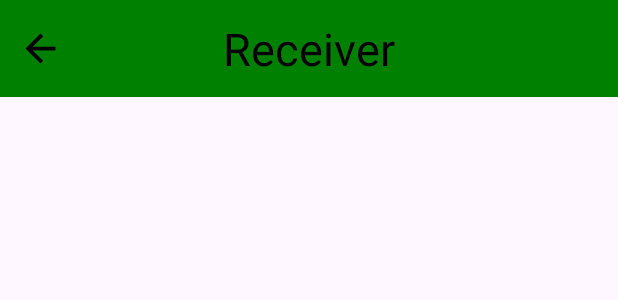
After one commit to dpetek21/WalkTalkAndroid, an Android app: the layout toolbar_private_chat.xml on its own in the app's theme, with its tools: preview values and no code run, on a phone screen of 412 x 824 dp. The commit adds this screen. Shown: the top 300 px of the screen. Run offline under Robolectric (Android 15) with nearby library versions, the phone set to English and light mode, and no system bars.

Commit message:
Dodan toolbar koji sadrži ikonu za nazad i sadrži naslov koji će biti jednak nazivu korisnika kojemu se šalju poruke

```diff
--- a/Software/app/src/main/java/hr/foi/rampu/walktalk/PrivateChatActivity.kt
+++ b/Software/app/src/main/java/hr/foi/rampu/walktalk/PrivateChatActivity.kt
@@ -5,6 +5,8 @@ import android.os.Bundle
 import android.util.Log
 import android.widget.EditText
 import android.widget.ImageButton
+import android.widget.ImageView
+import android.widget.TextView
 import android.widget.Toast
 import androidx.lifecycle.lifecycleScope
 import androidx.recyclerview.widget.LinearLayoutManager
@@ -36,6 +38,8 @@ class PrivateChatActivity : AppCompatActivity() {
     private lateinit var sender: String
     private lateinit var receiver: String
     private lateinit var database: FirebaseFirestore
+    private lateinit var toolbarBackIcon: ImageView
+    private lateinit var toolbarTitle: TextView
 
 
     override fun onCreate(savedInstanceState: Bundle?) {
@@ -43,9 +47,14 @@ class PrivateChatActivity : AppCompatActivity() {
         super.onCreate(savedInstanceState)
         setContentView(R.layout.activity_private_chat)
 
+        toolbarBackIcon = findViewById(R.id.imageView_toolbar_private_chat)
+        toolbarTitle = findViewById(R.id.txt_toolbar_private_chat)
 
         sender = "Antonio"
         receiver = "Marko"
+
+        toolbarTitle.text = receiver
+
         messageList = ArrayList()
         chatRecyclerView = findViewById(R.id.recyclerViewPrivateChat)
         chatText = findViewById<EditText>(R.id.edt_private_chat_massage)
--- /dev/null
+++ b/Software/app/src/main/res/drawable/ic_baseline_arrow_back_24.xml
@@ -0,0 +1,5 @@
+<vector android:autoMirrored="true" android:height="24dp"
+    android:tint="#000000" android:viewportHeight="24"
+    android:viewportWidth="24" android:width="24dp" xmlns:android="http://schemas.android.com/apk/res/android">
+    <path android:fillColor="@android:color/white" android:pathData="M20,11H7.83l5.59,-5.59L12,4l-8,8 8,8 1.41,-1.41L7.83,13H20v-2z"/>
+</vector>
--- a/Software/app/src/main/res/layout/activity_private_chat.xml
+++ b/Software/app/src/main/res/layout/activity_private_chat.xml
@@ -6,17 +6,21 @@
     android:layout_height="match_parent"
     tools:context=".PrivateChatActivity">
 
+    <include
+        android:id="@+id/include"
+        layout="@layout/toolbar_private_chat" />
+
 
     <androidx.recyclerview.widget.RecyclerView
         android:id="@+id/recyclerViewPrivateChat"
         android:layout_width="match_parent"
         android:layout_height="0dp"
-        app:layout_constraintHeight_percent="0.85"
         app:layout_constraintBottom_toTopOf="@+id/edt_private_chat_massage"
         app:layout_constraintEnd_toEndOf="parent"
+        app:layout_constraintHeight_percent="0.75"
         app:layout_constraintHorizontal_bias="0.0"
         app:layout_constraintStart_toStartOf="parent"
-        app:layout_constraintTop_toTopOf="parent"
+        app:layout_constraintTop_toBottomOf="@+id/include"
         app:layout_constraintVertical_bias="0.0" />
 
     <EditText
--- /dev/null
+++ b/Software/app/src/main/res/layout/toolbar_private_chat.xml
@@ -0,0 +1,31 @@
+<?xml version="1.0" encoding="utf-8"?>
+<RelativeLayout xmlns:android="http://schemas.android.com/apk/res/android"
+    android:layout_width="match_parent"
+    android:layout_height="wrap_content"
+    android:background="@color/green">
+
+
+    <RelativeLayout
+        android:layout_width="match_parent"
+        android:layout_height="wrap_content"
+        android:padding="12dp">
+
+        <ImageView
+            android:id="@+id/imageView_toolbar_private_chat"
+            android:layout_width="30dp"
+            android:layout_height="30dp"
+            android:layout_centerVertical="true"
+            android:src="@drawable/ic_baseline_arrow_back_24" />
+
+        <TextView
+            android:id="@+id/txt_toolbar_private_chat"
+            android:layout_width="wrap_content"
+            android:layout_height="wrap_content"
+            android:layout_centerInParent="true"
+            android:textSize="30sp"
+            android:textColor="@color/black"
+            android:text="Receiver" />
+
+    </RelativeLayout>
+
+</RelativeLayout>
```
